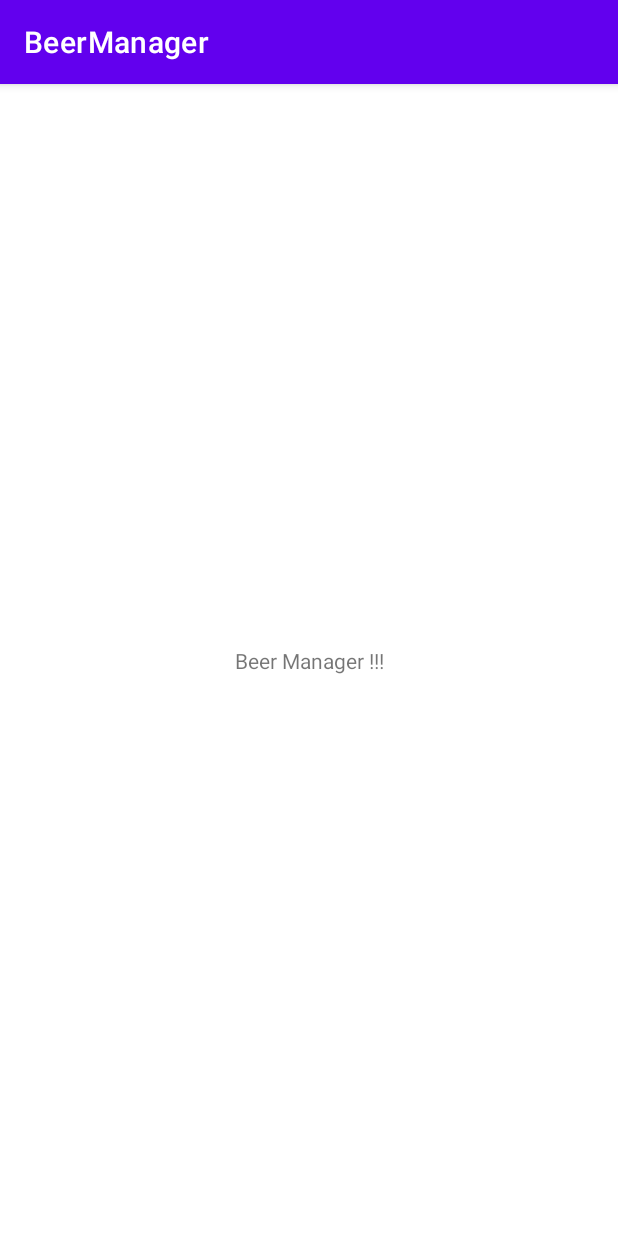
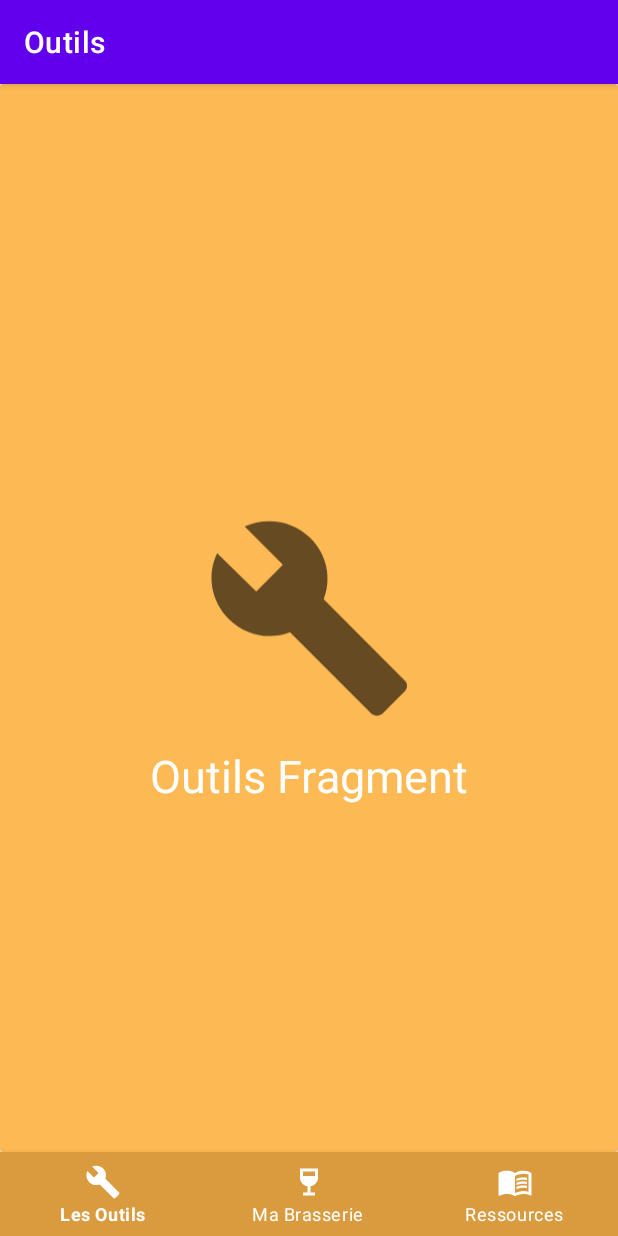
Before and after one commit to corentin-ng/BeerManager, an Android app: the screen it shows after launch (MainActivity), on a phone screen of 412 x 824 dp. Run offline under Robolectric (Android 15) with nearby library versions, the phone set to English and light mode, and no system bars.

Commit message:
CLB nav bar

```diff
--- a/app/build.gradle
+++ b/app/build.gradle
@@ -33,6 +33,7 @@ dependencies {
     implementation 'androidx.appcompat:appcompat:1.2.0'
     implementation 'com.google.android.material:material:1.2.1'
     implementation 'androidx.constraintlayout:constraintlayout:2.0.4'
+    implementation 'androidx.legacy:legacy-support-v4:1.0.0'
     testImplementation 'junit:junit:4.+'
     androidTestImplementation 'androidx.test.ext:junit:1.1.2'
     androidTestImplementation 'androidx.test.espresso:espresso-core:3.3.0'
--- a/app/src/main/java/com/example/beermanager/MainActivity.java
+++ b/app/src/main/java/com/example/beermanager/MainActivity.java
@@ -1,14 +1,57 @@
 package com.example.beermanager;
 
+import androidx.annotation.NonNull;
 import androidx.appcompat.app.AppCompatActivity;
+import androidx.fragment.app.Fragment;
+import androidx.fragment.app.FragmentManager;
+import androidx.fragment.app.FragmentTransaction;
 
 import android.os.Bundle;
+import android.view.MenuItem;
+import android.widget.Toast;
+
+import com.google.android.material.bottomnavigation.BottomNavigationView;
 
 public class MainActivity extends AppCompatActivity {
-
+    BottomNavigationView btm_view;
     @Override
     protected void onCreate(Bundle savedInstanceState) {
         super.onCreate(savedInstanceState);
         setContentView(R.layout.activity_main);
+        getSupportActionBar().setTitle("Outils");
+
+        getFragment(new Outils());
+
+        btm_view = findViewById(R.id.bottom_view);
+        btm_view.setOnNavigationItemSelectedListener(new BottomNavigationView.OnNavigationItemSelectedListener() {
+            @Override
+            public boolean onNavigationItemSelected(@NonNull MenuItem item) {
+                if(item.getItemId() == R.id.outils){
+                    getSupportActionBar().setTitle("Outils");
+                    getFragment(new Outils());
+
+                    Toast.makeText(MainActivity.this, "Outils selectionné", Toast.LENGTH_SHORT).show();
+                }else if (item.getItemId() == R.id.brasserie){
+                    getSupportActionBar().setTitle("Brasserie");
+                    getFragment(new Brasserie());
+
+                    Toast.makeText(MainActivity.this, "Brasserie selectionné", Toast.LENGTH_SHORT).show();
+                }else if (item.getItemId() == R.id.ressources){
+                    getSupportActionBar().setTitle("Ressources");
+                    getFragment(new Ressources());
+
+                    Toast.makeText(MainActivity.this, "Ressources selectionné", Toast.LENGTH_SHORT).show();
+                }
+                return false;
+            }
+        });
+    }
+
+    private void getFragment(Fragment fragment) {
+        FragmentManager manager = getSupportFragmentManager();
+        FragmentTransaction fragmentTransaction = manager.beginTransaction();
+        fragmentTransaction.replace(R.id.container, fragment); // replace et pas add pour éviter les crash
+        fragmentTransaction.commit();
+
     }
 }
--- /dev/null
+++ b/app/src/main/java/com/example/beermanager/Outils.java
@@ -0,0 +1,23 @@
+package com.example.beermanager;
+
+import android.os.Bundle;
+
+import androidx.fragment.app.Fragment;
+
+import android.view.LayoutInflater;
+import android.view.View;
+import android.view.ViewGroup;
+
+public class Outils extends Fragment {
+
+    public Outils() {
+        // Required empty public constructor
+    }
+
+    @Override
+    public View onCreateView(LayoutInflater inflater, ViewGroup container,
+                             Bundle savedInstanceState) {
+        // Inflate the layout for this fragment
+        return inflater.inflate(R.layout.fragment_outils, container, false);
+    }
+}
--- /dev/null
+++ b/app/src/main/res/drawable/ic_baseline_build_24.xml
@@ -0,0 +1,10 @@
+<vector xmlns:android="http://schemas.android.com/apk/res/android"
+    android:width="24dp"
+    android:height="24dp"
+    android:viewportWidth="24"
+    android:viewportHeight="24"
+    android:tint="?attr/colorControlNormal">
+  <path
+      android:fillColor="@android:color/white"
+      android:pathData="M22.7,19l-9.1,-9.1c0.9,-2.3 0.4,-5 -1.5,-6.9 -2,-2 -5,-2.4 -7.4,-1.3L9,6 6,9 1.6,4.7C0.4,7.1 0.9,10.1 2.9,12.1c1.9,1.9 4.6,2.4 6.9,1.5l9.1,9.1c0.4,0.4 1,0.4 1.4,0l2.3,-2.3c0.5,-0.4 0.5,-1.1 0.1,-1.4z"/>
+</vector>
--- /dev/null
+++ b/app/src/main/res/drawable/ic_baseline_menu_book_24.xml
@@ -0,0 +1,19 @@
+<vector xmlns:android="http://schemas.android.com/apk/res/android"
+    android:width="24dp"
+    android:height="24dp"
+    android:viewportWidth="24"
+    android:viewportHeight="24"
+    android:tint="?attr/colorControlNormal">
+  <path
+      android:fillColor="@android:color/white"
+      android:pathData="M21,5c-1.11,-0.35 -2.33,-0.5 -3.5,-0.5c-1.95,0 -4.05,0.4 -5.5,1.5c-1.45,-1.1 -3.55,-1.5 -5.5,-1.5S2.45,4.9 1,6v14.65c0,0.25 0.25,0.5 0.5,0.5c0.1,0 0.15,-0.05 0.25,-0.05C3.1,20.45 5.05,20 6.5,20c1.95,0 4.05,0.4 5.5,1.5c1.35,-0.85 3.8,-1.5 5.5,-1.5c1.65,0 3.35,0.3 4.75,1.05c0.1,0.05 0.15,0.05 0.25,0.05c0.25,0 0.5,-0.25 0.5,-0.5V6C22.4,5.55 21.75,5.25 21,5zM21,18.5c-1.1,-0.35 -2.3,-0.5 -3.5,-0.5c-1.7,0 -4.15,0.65 -5.5,1.5V8c1.35,-0.85 3.8,-1.5 5.5,-1.5c1.2,0 2.4,0.15 3.5,0.5V18.5z"/>
+  <path
+      android:fillColor="@android:color/white"
+      android:pathData="M17.5,10.5c0.88,0 1.73,0.09 2.5,0.26V9.24C19.21,9.09 18.36,9 17.5,9c-1.7,0 -3.24,0.29 -4.5,0.83v1.66C14.13,10.85 15.7,10.5 17.5,10.5z"/>
+  <path
+      android:fillColor="@android:color/white"
+      android:pathData="M13,12.49v1.66c1.13,-0.64 2.7,-0.99 4.5,-0.99c0.88,0 1.73,0.09 2.5,0.26V11.9c-0.79,-0.15 -1.64,-0.24 -2.5,-0.24C15.8,11.66 14.26,11.96 13,12.49z"/>
+  <path
+      android:fillColor="@android:color/white"
+      android:pathData="M17.5,14.33c-1.7,0 -3.24,0.29 -4.5,0.83v1.66c1.13,-0.64 2.7,-0.99 4.5,-0.99c0.88,0 1.73,0.09 2.5,0.26v-1.52C19.21,14.41 18.36,14.33 17.5,14.33z"/>
+</vector>
--- /dev/null
+++ b/app/src/main/res/drawable/ic_baseline_wine_bar_24.xml
@@ -0,0 +1,5 @@
+<vector android:height="24dp" android:tint="#FA9D21"
+    android:viewportHeight="24" android:viewportWidth="24"
+    android:width="24dp" xmlns:android="http://schemas.android.com/apk/res/android">
+    <path android:fillColor="@android:color/white" android:pathData="M6,3l0,6c0,2.97 2.16,5.43 5,5.91V19H8v2h8v-2h-3v-4.09c2.84,-0.48 5,-2.94 5,-5.91l0,-6H6zM16,8H8l0,-3h8C16,5 16,8 16,8z"/>
+</vector>
--- a/app/src/main/res/layout/activity_main.xml
+++ b/app/src/main/res/layout/activity_main.xml
@@ -6,13 +6,28 @@
     android:layout_height="match_parent"
     tools:context=".MainActivity">
 
-    <TextView
-        android:layout_width="wrap_content"
-        android:layout_height="wrap_content"
-        android:text="@string/beer_manager"
-        app:layout_constraintBottom_toBottomOf="parent"
-        app:layout_constraintLeft_toLeftOf="parent"
-        app:layout_constraintRight_toRightOf="parent"
+    <FrameLayout
+        android:id="@+id/container"
+        android:layout_width="match_parent"
+        android:layout_height="0dp"
+        app:layout_constraintBottom_toTopOf="@+id/bottom_view"
+        app:layout_constraintEnd_toEndOf="parent"
+        app:layout_constraintStart_toStartOf="parent"
         app:layout_constraintTop_toTopOf="parent" />
 
+
+    <com.google.android.material.bottomnavigation.BottomNavigationView
+        android:id="@+id/bottom_view"
+        android:layout_width="0dp"
+        android:layout_height="wrap_content"
+        android:background="#DA9B3F"
+        app:itemTextColor="@android:color/white"
+        app:layout_constraintBottom_toBottomOf="parent"
+        app:layout_constraintEnd_toEndOf="parent"
+        app:layout_constraintStart_toStartOf="parent"
+        app:itemIconTint="@color/design_default_color_background"
+        android:foregroundTint="@color/design_default_color_on_primary"
+        app:menu="@menu/bottom_nav_menu" />
+
+
 </androidx.constraintlayout.widget.ConstraintLayout>
--- /dev/null
+++ b/app/src/main/res/layout/fragment_outils.xml
@@ -0,0 +1,44 @@
+<?xml version="1.0" encoding="utf-8"?>
+<androidx.constraintlayout.widget.ConstraintLayout xmlns:android="http://schemas.android.com/apk/res/android"
+    xmlns:app="http://schemas.android.com/apk/res-auto"
+    xmlns:tools="http://schemas.android.com/tools"
+    android:layout_width="match_parent"
+    android:layout_height="match_parent"
+    tools:context=".Outils">
+
+    <androidx.cardview.widget.CardView
+        android:layout_width="0dp"
+        android:layout_height="0dp"
+        app:cardBackgroundColor="#FDB954"
+        app:layout_constraintBottom_toBottomOf="parent"
+        app:layout_constraintEnd_toEndOf="parent"
+        app:layout_constraintStart_toStartOf="parent"
+        app:layout_constraintTop_toTopOf="parent" >
+
+        <androidx.constraintlayout.widget.ConstraintLayout
+            android:layout_width="match_parent"
+            android:layout_height="match_parent">
+
+            <ImageView
+                android:id="@+id/imageView2"
+                android:layout_width="142dp"
+                android:layout_height="169dp"
+                android:src="@drawable/ic_baseline_build_24"
+                app:layout_constraintBottom_toBottomOf="parent"
+                app:layout_constraintEnd_toEndOf="parent"
+                app:layout_constraintStart_toStartOf="parent"
+                app:layout_constraintTop_toTopOf="parent" />
+
+            <TextView
+                android:id="@+id/textView"
+                android:layout_width="wrap_content"
+                android:layout_height="wrap_content"
+                android:text="Outils Fragment"
+                android:textColor="#FFFFFF"
+                android:textSize="30sp"
+                app:layout_constraintEnd_toEndOf="parent"
+                app:layout_constraintStart_toStartOf="parent"
+                app:layout_constraintTop_toBottomOf="@+id/imageView2" />
+        </androidx.constraintlayout.widget.ConstraintLayout>
+    </androidx.cardview.widget.CardView>
+</androidx.constraintlayout.widget.ConstraintLayout>
--- /dev/null
+++ b/app/src/main/res/menu/bottom_nav_menu.xml
@@ -0,0 +1,16 @@
+<?xml version="1.0" encoding="utf-8"?>
+<menu xmlns:android="http://schemas.android.com/apk/res/android">
+
+    <item
+        android:id="@+id/outils"
+        android:icon="@drawable/ic_baseline_build_24"
+        android:title="Les Outils" />
+    <item
+        android:id="@+id/brasserie"
+        android:icon="@drawable/ic_baseline_wine_bar_24"
+        android:title="Ma Brasserie" />
+    <item
+        android:id="@+id/ressources"
+        android:icon="@drawable/ic_baseline_menu_book_24"
+        android:title="Ressources" />
+</menu>
--- a/app/src/main/res/values/strings.xml
+++ b/app/src/main/res/values/strings.xml
@@ -1,4 +1,6 @@
 <resources>
     <string name="app_name">BeerManager</string>
     <string name="beer_manager">Beer Manager !!!</string>
+    <!-- TODO: Remove or change this placeholder text -->
+    <string name="hello_blank_fragment">Hello blank fragment</string>
 </resources>
```
Also changed, not shown: app/src/main/java/com/example/beermanager/Brasserie.java (added, +22 -0 lines), app/src/main/java/com/example/beermanager/Ressources.java (added, +25 -0 lines), app/src/main/res/layout/fragment_brasserie.xml (added, +44 -0 lines), app/src/main/res/layout/fragment_ressources.xml (added, +44 -0 lines).
